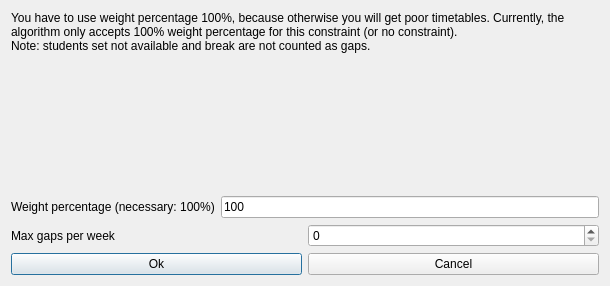
Old version of the form fet/src/interface/modifyconstraintstudentsmaxgapsperweekform_template.ui in the repository vonmecheln/fet.
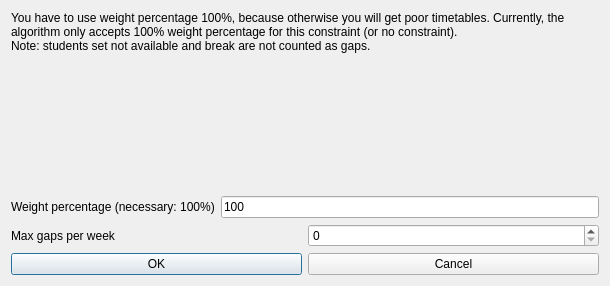
New version of the form.

```diff
--- a/fet/src/interface/modifyconstraintstudentsmaxgapsperweekform_template.ui
+++ b/fet/src/interface/modifyconstraintstudentsmaxgapsperweekform_template.ui
@@ -102,7 +102,7 @@
      <item>
       <widget class="QPushButton" name="okPushButton">
        <property name="text">
-        <string>Ok</string>
+        <string>OK</string>
        </property>
       </widget>
      </item>
```
